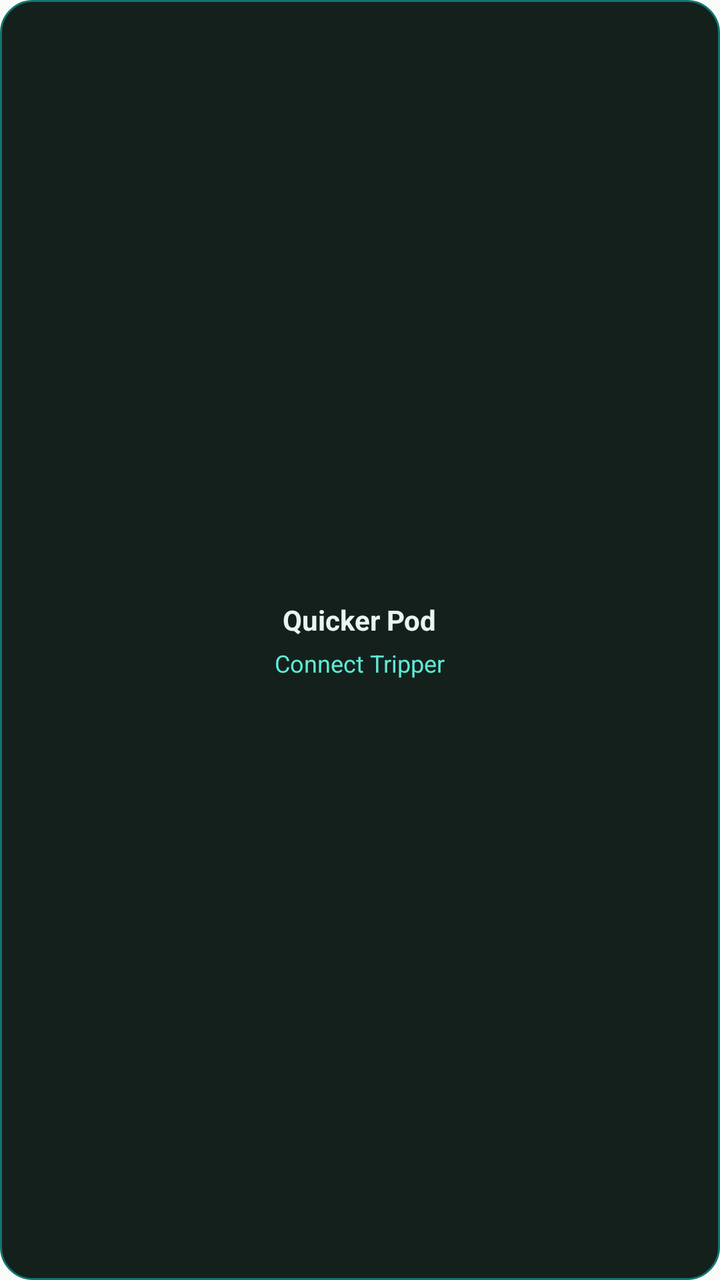
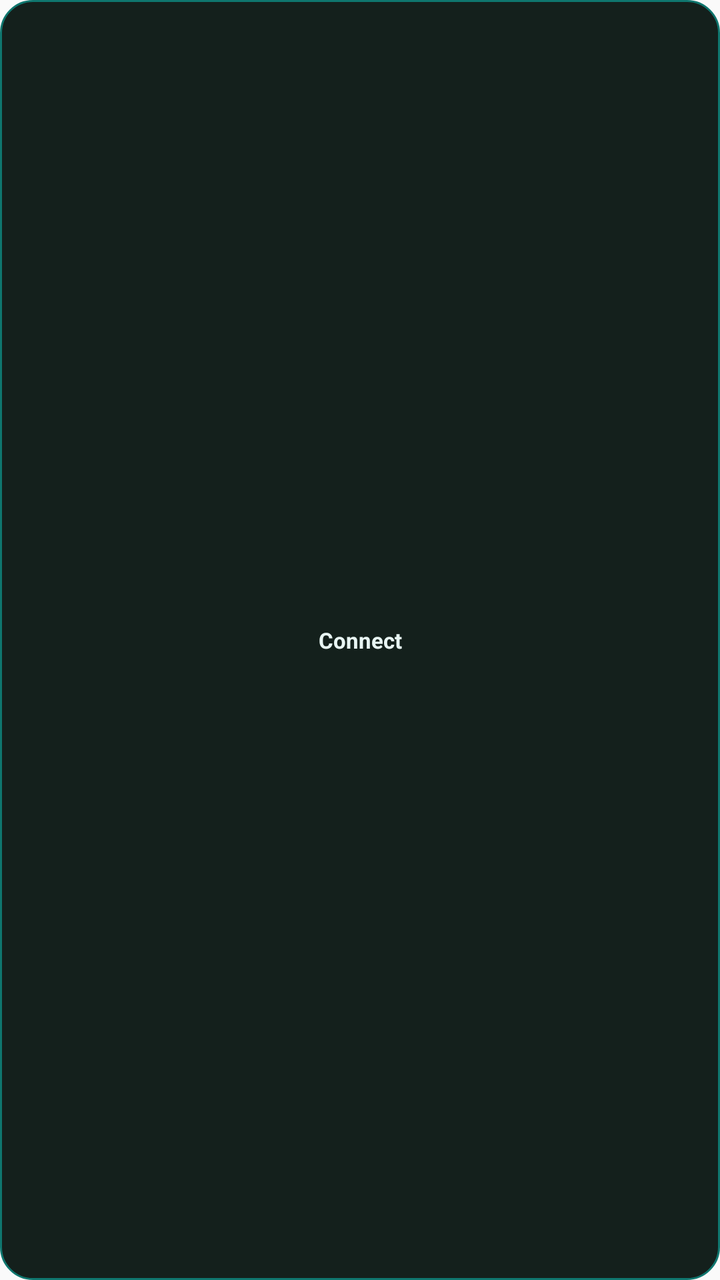

Two renders of the same Android screen: before a commit and after it. Below are the layout's source before the change and the commit's diff.
<!-- AndroidManifest.xml: application theme AppTheme -->
<!-- res/layout/widget_ride_connect.xml -->
<?xml version="1.0" encoding="utf-8"?>
<LinearLayout xmlns:android="http://schemas.android.com/apk/res/android"
    android:id="@+id/widget_root"
    android:layout_width="match_parent"
    android:layout_height="match_parent"
    android:background="@drawable/widget_ride_background"
    android:gravity="center"
    android:orientation="vertical"
    android:padding="12dp">

    <TextView
        android:id="@+id/widget_title"
        android:layout_width="wrap_content"
        android:layout_height="wrap_content"
        android:text="@string/widget_ride_title"
        android:textColor="#E8F5F3"
        android:textSize="14sp"
        android:textStyle="bold" />

    <TextView
        android:id="@+id/widget_subtitle"
        android:layout_width="wrap_content"
        android:layout_height="wrap_content"
        android:layout_marginTop="4dp"
        android:text="@string/widget_ride_subtitle"
        android:textColor="#5EEAD4"
        android:textSize="12sp" />
</LinearLayout>
<!-- resources referenced by this layout -->
<resources>
  <!-- drawable widget_ride_background (drawable) -->
  <?xml version="1.0" encoding="utf-8"?>
  <shape xmlns:android="http://schemas.android.com/apk/res/android"
      android:shape="rectangle">
      <solid android:color="#14201C" />
      <corners android:radius="16dp" />
      <stroke
          android:width="1dp"
          android:color="#0F766E" />
  </shape>
  <string name="widget_ride_subtitle">Connect Tripper</string>
  <string name="widget_ride_title">Quicker Pod</string>
  <style name="AppTheme" parent="Theme.AppCompat.Light.DarkActionBar">
          
          <item name="colorPrimary">@color/colorPrimary</item>
          <item name="colorPrimaryDark">@color/colorPrimaryDark</item>
          <item name="colorAccent">@color/colorAccent</item>
      </style>
</resources>

<!-- the commit's change to res/layout/widget_ride_connect.xml (unified diff, before → after) -->
@@ -1,28 +1,27 @@
 <?xml version="1.0" encoding="utf-8"?>
-<LinearLayout xmlns:android="http://schemas.android.com/apk/res/android"
+<FrameLayout xmlns:android="http://schemas.android.com/apk/res/android"
     android:id="@+id/widget_root"
     android:layout_width="match_parent"
     android:layout_height="match_parent"
     android:background="@drawable/widget_ride_background"
-    android:gravity="center"
-    android:orientation="vertical"
-    android:padding="12dp">
+    android:padding="6dp">
 
     <TextView
         android:id="@+id/widget_title"
-        android:layout_width="wrap_content"
-        android:layout_height="wrap_content"
-        android:text="@string/widget_ride_title"
+        android:layout_width="match_parent"
+        android:layout_height="match_parent"
+        android:gravity="center"
+        android:maxLines="2"
+        android:text="@string/widget_ride_compact"
         android:textColor="#E8F5F3"
-        android:textSize="14sp"
+        android:textSize="11sp"
         android:textStyle="bold" />
 
+    
     <TextView
         android:id="@+id/widget_subtitle"
-        android:layout_width="wrap_content"
-        android:layout_height="wrap_content"
-        android:layout_marginTop="4dp"
-        android:text="@string/widget_ride_subtitle"
-        android:textColor="#5EEAD4"
-        android:textSize="12sp" />
-</LinearLayout>
+        android:layout_width="0dp"
+        android:layout_height="0dp"
+        android:visibility="gone"
+        android:text="@string/widget_ride_subtitle" />
+</FrameLayout>
<!-- resource entries referenced after the edit -->
@@ -10,8 +10,8 @@
           android:width="1dp"
           android:color="#0F766E" />
   </shape>
+  <string name="widget_ride_compact">Connect</string>
   <string name="widget_ride_subtitle">Connect Tripper</string>
-  <string name="widget_ride_title">Quicker Pod</string>
   <style name="AppTheme" parent="Theme.AppCompat.Light.DarkActionBar">
           
           <item name="colorPrimary">@color/colorPrimary</item>
